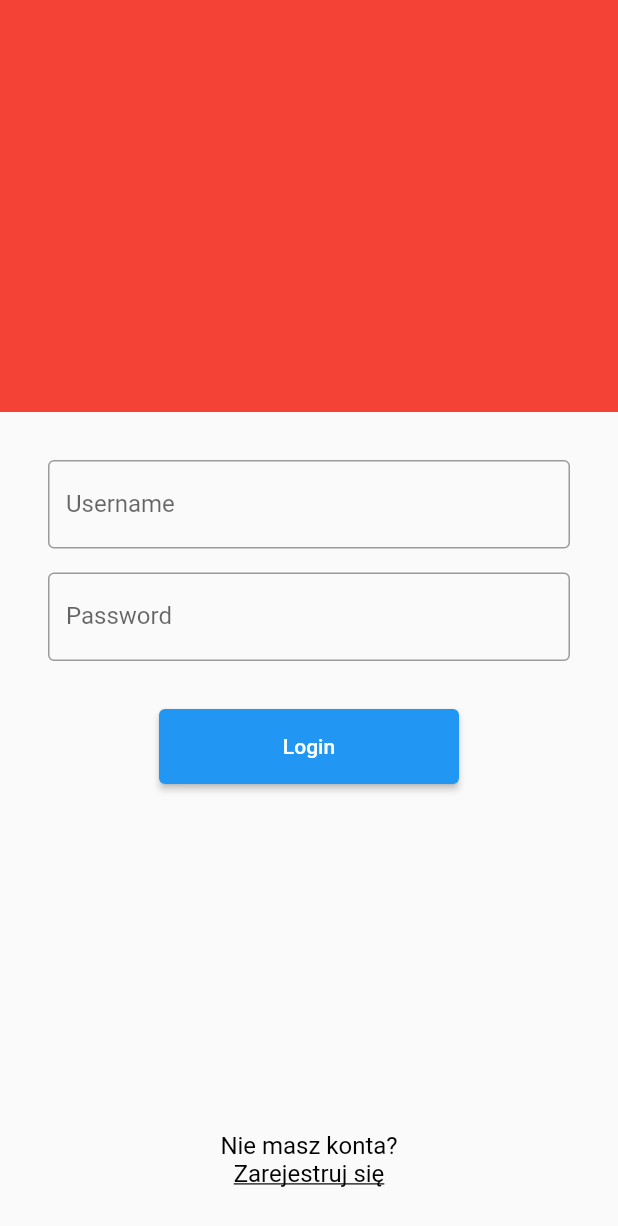
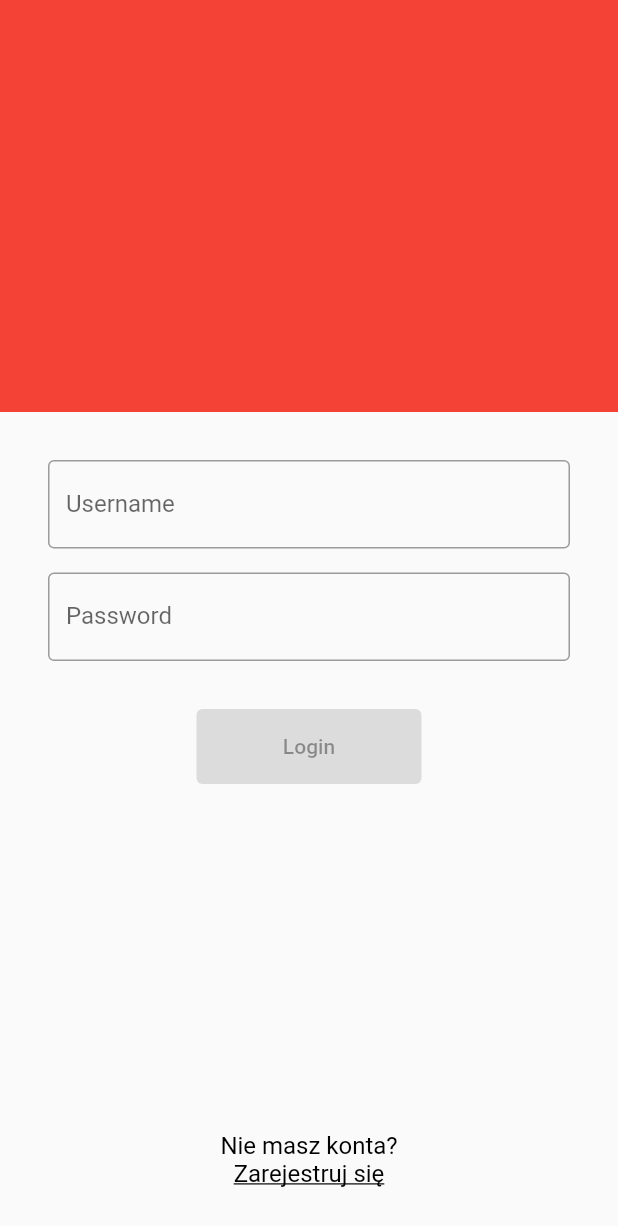
Before and after one commit to krzychudz/remote-camera-control, a Flutter app: the screen it shows after launch, on a phone screen of 412 x 824 dp. Shown: the top 1226 px of the screen. Run offline on Flutter 3.47's test engine with Material 2 defaults, Android fonts, the phone set to English and light mode, and no system bars; our stand-ins replace bloc, equatable, flutter_bloc, formz; accounts and stored records are empty.

Commit message:
Add validation to login form

```diff
--- a/lib/auth/bloc/authentication_bloc.dart
+++ b/lib/auth/bloc/authentication_bloc.dart
@@ -18,6 +18,7 @@ class AuthenticationBloc
     on<AuthenticationLogoutRequested>(_onAuthLogoutRequested);
 
     _authStatusSubscription = _authenticationRepository.status.listen((status) {
+      print("New Auth state: $status");
       add(
         AuthenticationStatusChanged(status),
       );
@@ -39,6 +40,7 @@ class AuthenticationBloc
     AuthenticationStatusChanged event,
     Emitter<AuthenticationState> emit,
   ) async {
+    print("New Event: $event");
     switch (event.status) {
       case AuthenticationStatus.unauthenticated:
         return emit(const AuthenticationState.unauthenticated());
--- a/lib/login/login_page.dart
+++ b/lib/login/login_page.dart
@@ -1,5 +1,8 @@
+import 'package:app/login/bloc/login_bloc.dart';
 import 'package:app/login/login_screen.dart';
+import 'package:app/repositories/authentication_repository.dart';
 import 'package:flutter/material.dart';
+import 'package:flutter_bloc/flutter_bloc.dart';
 
 class LoginPage extends StatelessWidget {
   static Route route() {
@@ -10,6 +13,16 @@ class LoginPage extends StatelessWidget {
 
   @override
   Widget build(BuildContext context) {
-    return LoginScreen();
+    return Scaffold(
+      body: BlocProvider(
+        create: (_) => LoginBloc(
+          authenticationRepository:
+              RepositoryProvider.of<AuthenticationRepository>(context),
+        ),
+        child: SafeArea(
+          child: LoginScreen(),
+        ),
+      ),
+    );
   }
 }
--- a/lib/login/login_screen.dart
+++ b/lib/login/login_screen.dart
@@ -1,13 +1,28 @@
 import 'package:flutter/gestures.dart';
 import 'package:flutter/material.dart';
+import 'package:flutter_bloc/flutter_bloc.dart';
+import 'package:formz/formz.dart';
+
+import '../../login/bloc/login_bloc.dart';
+import '../../login/bloc/login_state.dart';
+import '../../login/bloc/login_event.dart';
 
 class LoginScreen extends StatelessWidget {
   const LoginScreen({Key? key}) : super(key: key);
 
   @override
   Widget build(BuildContext context) {
-    return Scaffold(
-      body: SafeArea(
+    return BlocListener<LoginBloc, LoginState>(
+      listener: (context, state) => {
+        if (state.status.isSubmissionFailure)
+          {
+            ScaffoldMessenger.of(context)
+              ..hideCurrentSnackBar()
+              ..showSnackBar(const SnackBar(
+                content: Text("Authentication Failure"),
+              ))
+          }
+      },
       child: Column(
         children: [
           Flexible(
@@ -24,7 +39,7 @@ class LoginScreen extends StatelessWidget {
             ),
           ),
         ],
-      )),
+      ),
     );
   }
 }
@@ -35,34 +50,73 @@ class LoginForm extends StatelessWidget {
   }) : super(key: key);
 
   Widget _buildLoginFormField() {
-    return const TextField(
+    return BlocBuilder<LoginBloc, LoginState>(
+      buildWhen: (previous, current) => previous.username != current.username,
+      builder: (context, state) {
+        return TextField(
+          textInputAction: TextInputAction.next,
+          key: const Key('loginForm_usernameInput_textField'),
+          onChanged: (username) => context.read<LoginBloc>().add(
+                LoginUsernameChanged(username),
+              ),
           decoration: InputDecoration(
-        border: OutlineInputBorder(),
+              border: const OutlineInputBorder(),
               labelText: 'Username',
-      ),
+              errorText:
+                  state.username.invalid ? 'Username cannot be empty' : null),
+        );
+      },
     );
   }
 
   Widget _buildPasswordFormField() {
-    return const TextField(
+    return BlocBuilder<LoginBloc, LoginState>(
+      buildWhen: (previous, current) => previous.password != current.password,
+      builder: (context, state) {
+        return TextField(
+          textInputAction: TextInputAction.done,
           obscureText: true,
+          key: const Key('loginForm_passwordInput_textField'),
+          onChanged: (password) => context.read<LoginBloc>().add(
+                LoginPasswordChanged(password),
+              ),
           decoration: InputDecoration(
-        border: OutlineInputBorder(),
+              border: const OutlineInputBorder(),
               labelText: 'Password',
-      ),
+              errorText:
+                  state.password.invalid ? 'Password cannot be empty' : null),
+        );
+      },
     );
   }
 
   Widget _buildSubmitButton() {
-    return SizedBox(
-      width: 200,
+    return BlocBuilder<LoginBloc, LoginState>(
+      buildWhen: (previous, current) => previous.status != current.status,
+      builder: (context, state) {
+        return Column(
+          children: [
+            if (state.status.isSubmissionInProgress)
+              const Padding(
+                padding: EdgeInsets.only(bottom: 16.0),
+                child: CircularProgressIndicator(),
+              ),
+            SizedBox(
+              width: 150,
               height: 50,
               child: ElevatedButton(
+                key: const Key("loginForm_submit_elevatedButton"),
                 child: const Text(
                   "Login",
                 ),
-        onPressed: () => {},
+                onPressed: state.status.isValidated
+                    ? () => _onSubmitPressed(context)
+                    : null,
               ),
+            )
+          ],
+        );
+      },
     );
   }
 
@@ -86,6 +140,13 @@ class LoginForm extends StatelessWidget {
           ),
         ],
       ),
+    );
+  }
+
+  void _onSubmitPressed(BuildContext context) {
+    FocusManager.instance.primaryFocus?.unfocus();
+    context.read<LoginBloc>().add(
+          const LoginSubmitted(),
         );
   }
 
--- a/lib/repositories/authentication_repository.dart
+++ b/lib/repositories/authentication_repository.dart
@@ -18,7 +18,7 @@ class AuthenticationRepository {
   }) async {
     //TODO: Auth user on backend
     await Future.delayed(
-      const Duration(milliseconds: 300),
+      const Duration(seconds: 3),
       () => _authController.add(AuthenticationStatus.authenticated),
     );
   }
```
Lines whose indentation alone changed are shown as unchanged.
